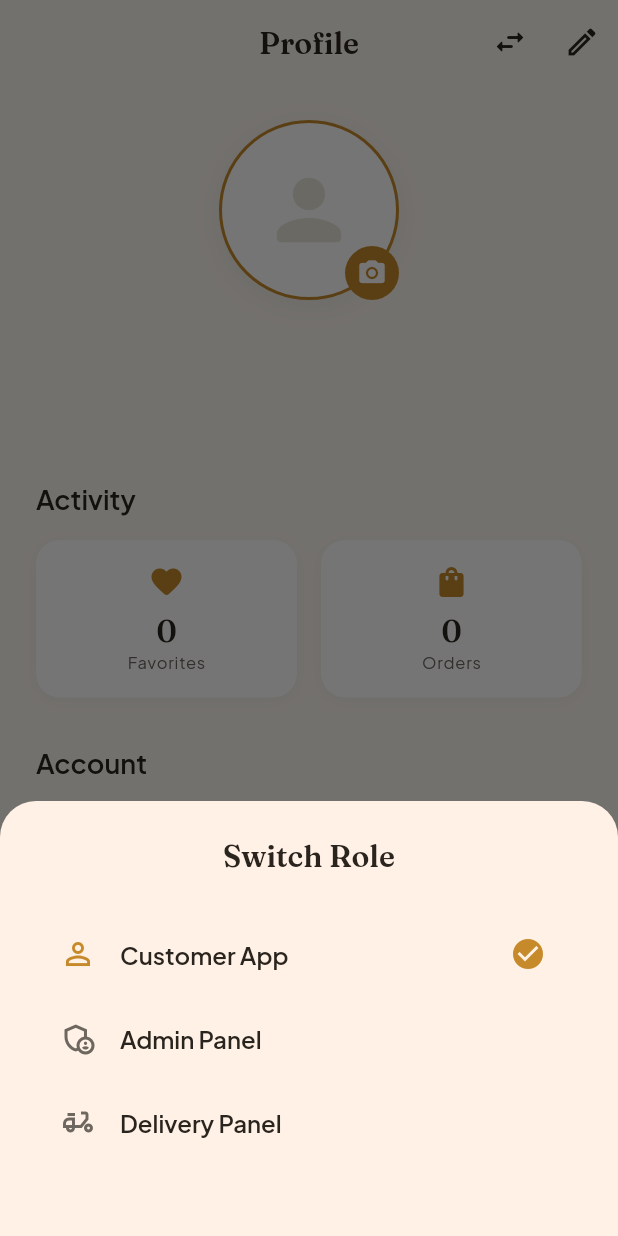
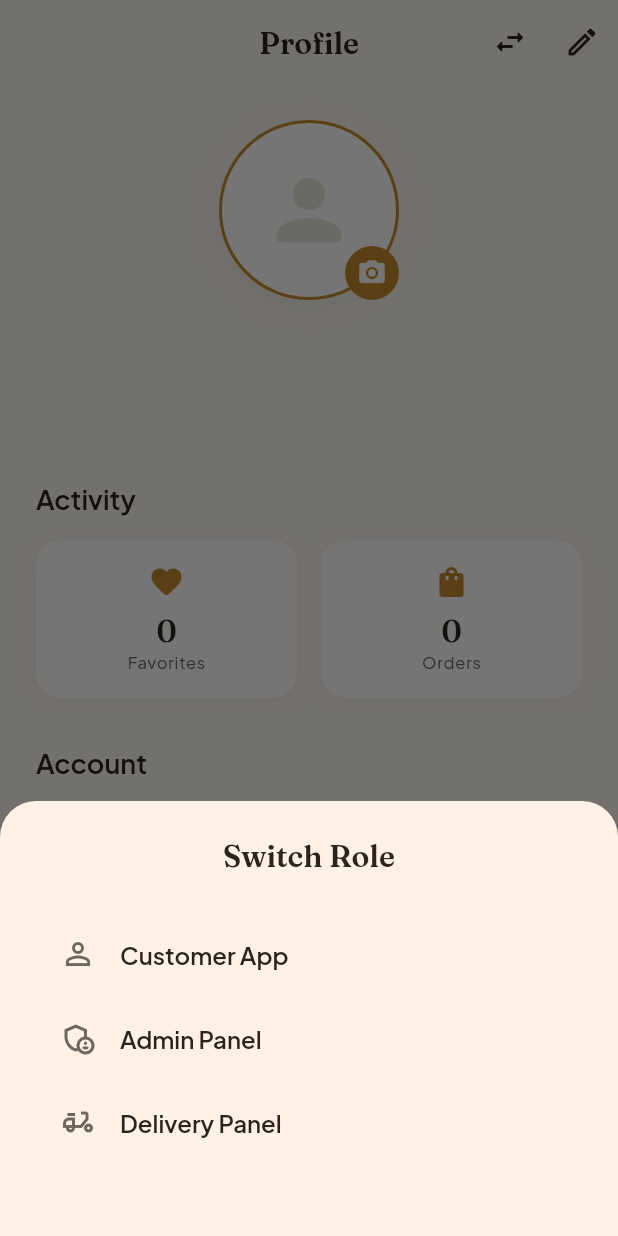
Before and after one commit to exirains/FoodAppTemplate-web-app, a Flutter app: the ProfileScreen screen opened directly, after a tap on the "swap horiz" icon, on a phone screen of 412 x 824 dp. Run offline on Flutter 3.47's test engine with Material 3 defaults, Android fonts, the phone set to English and light mode, and no system bars; drawn by our look-alikes of cached_network_image; our stand-ins replace flutter_dotenv, flutter_riverpod, flutter_svg, geolocator, go_router, google_fonts and 8 more; accounts and stored records are empty; network calls fail.

Commit message:
Fixes for the web app not working, minor visual changes, foundation for user roles.

```diff
--- a/lib/features/auth/models/user_profile.dart
+++ b/lib/features/auth/models/user_profile.dart
@@ -6,6 +6,7 @@ class UserProfile {
   final String email;
   final String? fullName;
   final String? phoneNumber;
+  final String role;
   final bool phoneVerified;
   final DateTime createdAt;
   final DateTime? updatedAt;
@@ -15,6 +16,7 @@ class UserProfile {
     required this.email,
     this.fullName,
     this.phoneNumber,
+    this.role = 'customer',
     this.phoneVerified = false,
     required this.createdAt,
     this.updatedAt,
@@ -37,6 +39,7 @@ class UserProfile {
     String? email,
     String? fullName,
     String? phoneNumber,
+    String? role,
     bool? phoneVerified,
     DateTime? createdAt,
     DateTime? updatedAt,
@@ -46,6 +49,7 @@ class UserProfile {
       email: email ?? this.email,
       fullName: fullName ?? this.fullName,
       phoneNumber: phoneNumber ?? this.phoneNumber,
+      role: role ?? this.role,
       phoneVerified: phoneVerified ?? this.phoneVerified,
       createdAt: createdAt ?? this.createdAt,
       updatedAt: updatedAt ?? this.updatedAt,
@@ -59,6 +63,7 @@ class UserProfile {
       'email': email,
       'full_name': fullName,
       'phone_number': phoneNumber,
+      'role': role,
       'phone_verified': phoneVerified,
       'created_at': createdAt.toIso8601String(),
       'updated_at': updatedAt?.toIso8601String(),
@@ -72,6 +77,7 @@ class UserProfile {
       email: json['email'] as String,
       fullName: json['full_name'] as String?,
       phoneNumber: json['phone_number'] as String?,
+      role: json['role'] as String? ?? 'customer',
       phoneVerified: (json['phone_verified'] as bool?) ?? false,
       createdAt: DateTime.parse(json['created_at'] as String),
       updatedAt: json['updated_at'] != null
--- /dev/null
+++ b/lib/features/auth/profile_provider.dart
@@ -0,0 +1,24 @@
+import 'package:flutter_riverpod/flutter_riverpod.dart';
+import '../../services/supabase_service.dart';
+import 'auth_provider.dart';
+import 'models/user_profile.dart';
+
+/// Provider that fetches the current user's profile from the 'profiles' table.
+/// This ensures we get the most up-to-date role and metadata from the database.
+final userProfileProvider = StreamProvider<UserProfile?>((ref) {
+  final authState = ref.watch(authProvider);
+  final user = authState.asData?.value;
+
+  if (user == null) {
+    return Stream.value(null);
+  }
+
+  return SupabaseService.client
+      .from('profiles')
+      .stream(primaryKey: ['id'])
+      .eq('id', user.id)
+      .map((data) {
+        if (data.isEmpty) return null;
+        return UserProfile.fromJson(data.first);
+      });
+});
--- a/lib/features/profile/profile_screen.dart
+++ b/lib/features/profile/profile_screen.dart
@@ -16,6 +16,7 @@ import '../../shared/widgets/sangak_dialogs.dart';
 import '../../shared/utils/sangak_toast.dart';
 import '../../services/supabase_service.dart';
 import '../auth/auth_provider.dart';
+import '../auth/profile_provider.dart';
 import '../../features/home/home_provider.dart';
 import '../orders/orders_provider.dart';
 
@@ -228,6 +229,9 @@ class _ProfileScreenState extends ConsumerState<ProfileScreen> {
   Widget build(BuildContext context) {
     final authState = ref.watch(authProvider);
     final user = authState.asData?.value;
+    final profileAsync = ref.watch(userProfileProvider);
+    final profile = profileAsync.value;
+
     final l10n = AppLocalizations.of(context);
     final favoriteCount = ref.watch(favoriteCountProvider);
     final ordersAsync = ref.watch(myOrdersProvider);
@@ -235,8 +239,8 @@ class _ProfileScreenState extends ConsumerState<ProfileScreen> {
 
     if (user == null) return const SizedBox.shrink();
 
-    // Role check for switcher
-    final role = user.userMetadata?['role'] as String? ?? 'customer';
+    // Role check for switcher - prioritizes DB role from profile provider
+    final role = profile?.role ?? user.userMetadata?['role'] as String? ?? 'customer';
     final canSwitchRole = role != 'customer';
 
     return Scaffold(
@@ -246,7 +250,7 @@ class _ProfileScreenState extends ConsumerState<ProfileScreen> {
         actions: [
           if (canSwitchRole)
             IconButton(
-              onPressed: () => _showRoleSwitcher(context),
+              onPressed: () => _showRoleSwitcher(context, role),
               icon: const Icon(Icons.swap_horiz_rounded),
               tooltip: l10n.roleSwitch,
             ),
@@ -348,7 +352,7 @@ class _ProfileScreenState extends ConsumerState<ProfileScreen> {
     );
   }
 
-  void _showRoleSwitcher(BuildContext context) {
+  void _showRoleSwitcher(BuildContext context, String currentRole) {
     final l10n = AppLocalizations.of(context);
     showModalBottomSheet(
       context: context,
@@ -360,9 +364,9 @@ class _ProfileScreenState extends ConsumerState<ProfileScreen> {
           children: [
             Text(l10n.roleSwitch, style: SangakTypography.h3(context)),
             const SizedBox(height: 24),
-            _buildRoleItem(context, l10n.customerApp, Icons.person_outline, true),
-            _buildRoleItem(context, l10n.adminPanel, Icons.admin_panel_settings_outlined, false),
-            _buildRoleItem(context, l10n.deliveryPanel, Icons.delivery_dining_outlined, false),
+            _buildRoleItem(context, l10n.customerApp, Icons.person_outline, currentRole == 'customer'),
+            _buildRoleItem(context, l10n.adminPanel, Icons.admin_panel_settings_outlined, currentRole == 'admin'),
+            _buildRoleItem(context, l10n.deliveryPanel, Icons.delivery_dining_outlined, currentRole == 'delivery'),
             const SizedBox(height: 24),
           ],
         ),
--- a/lib/l10n/app_fa.arb
+++ b/lib/l10n/app_fa.arb
@@ -107,8 +107,8 @@
   "all": "همه",
   "errorLoadingCategories": "خطا در بارگذاری دسته‌بندی‌ها",
   "errorLoadingBreads": "خطا در بارگذاری محصولات",
-  "freshlyBakedSangak": "سنگک تازه پخته شده",
-  "heroSubtitle": "مستقیم از تنور سنگی به درب منزل شما.",
+  "freshlyBakedSangak": "سنگک تازه",
+  "heroSubtitle": "مستقیم از تنور به درب منزل شما.",
   "pleaseAgreeToTerms": "لطفاً با شرایط موافقت کنید",
   "passwordsDoNotMatch": "رمزهای عبور مطابقت ندارند",
   "reviewsCount": "({count} نظر)",
--- a/lib/l10n/app_localizations_fa.dart
+++ b/lib/l10n/app_localizations_fa.dart
@@ -320,10 +320,10 @@ class AppLocalizationsFa extends AppLocalizations {
   String get errorLoadingBreads => 'خطا در بارگذاری محصولات';
 
   @override
-  String get freshlyBakedSangak => 'سنگک تازه پخته شده';
+  String get freshlyBakedSangak => 'سنگک تازه';
 
   @override
-  String get heroSubtitle => 'مستقیم از تنور سنگی به درب منزل شما.';
+  String get heroSubtitle => 'مستقیم از تنور به درب منزل شما.';
 
   @override
   String get pleaseAgreeToTerms => 'لطفاً با شرایط موافقت کنید';
--- a/lib/services/order_repository.dart
+++ b/lib/services/order_repository.dart
@@ -28,7 +28,6 @@ class OrderRepository {
       }).toList();
 
       final response = await _client.rpc('place_order_atomic', params: {
-        'p_user_id': userId,
         'p_address_snapshot': address.toJson(),
         'p_payment_method': paymentMethod,
         'p_total_price': totalPrice,
```
Also changed, not shown: 3 other files.
